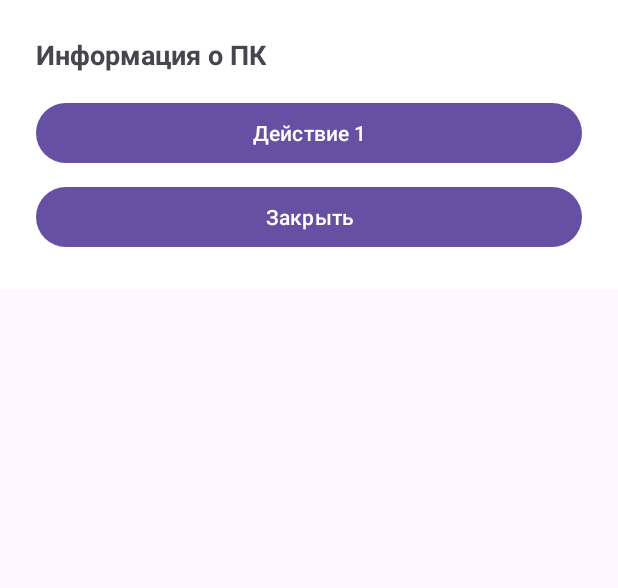
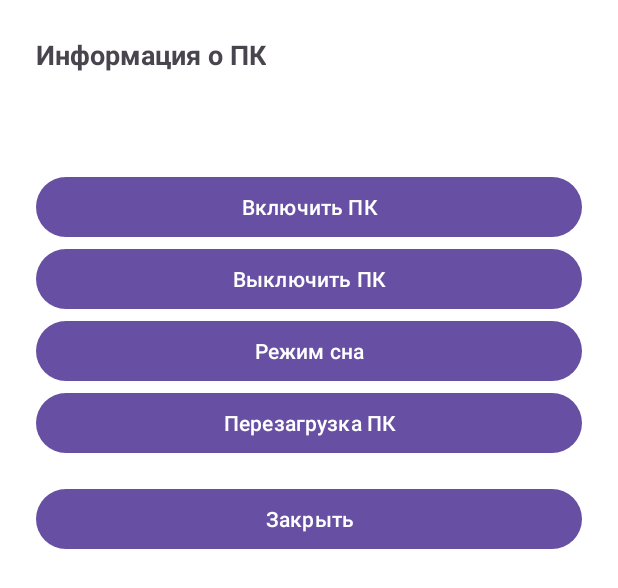
Before and after one commit to pavelyolvev/PCLink, an Android app: the layout extra_dialog.xml on its own in the app's theme, with its tools: preview values and no code run, on a phone screen of 412 x 824 dp. Shown: the top 588 px of the screen. Run offline under Robolectric (Android 15) with nearby library versions, the phone set to English and light mode, and no system bars.

Commit message:
Добавлена разметка для страницы загрузки, drawable для зоны тачпада, кнопки в extra_dialog.xml

```diff
--- a/app/src/main/res/layout/extra_dialog.xml
+++ b/app/src/main/res/layout/extra_dialog.xml
@@ -13,18 +13,51 @@
         android:text="Информация о ПК"
         android:textSize="18sp"
         android:textStyle="bold" />
+    <TextView
+        android:id="@+id/tvPcInfoName"
+        android:layout_width="wrap_content"
+        android:layout_height="wrap_content"
+        android:text=""
+        android:textSize="18sp"
+        android:textStyle="bold" />
+    <TextView
+        android:id="@+id/tvPcInfoIP"
+        android:layout_width="wrap_content"
+        android:layout_height="wrap_content"
+        android:text=""
+        android:textSize="18sp"
+        android:textStyle="bold" />
 
     <Button
-        android:id="@+id/btnAction1"
+        android:id="@+id/btnActionOn"
         android:layout_width="match_parent"
         android:layout_height="wrap_content"
-        android:text="Действие 1"
+        android:text="Включить ПК"
         android:layout_marginTop="16dp" />
+    <Button
+        android:id="@+id/btnActionOff"
+        android:layout_width="match_parent"
+        android:layout_height="wrap_content"
+        android:text="Выключить ПК"
+         />
+    <Button
+        android:id="@+id/btnActionSleep"
+        android:layout_width="match_parent"
+        android:layout_height="wrap_content"
+        android:text="Режим сна"
+         />
+    <Button
+        android:id="@+id/btnActionRestart"
+        android:layout_width="match_parent"
+        android:layout_height="wrap_content"
+        android:text="Перезагрузка ПК"
+         />
+
 
     <Button
         android:id="@+id/btnClose"
         android:layout_width="match_parent"
         android:layout_height="wrap_content"
         android:text="Закрыть"
-        android:layout_marginTop="8dp" />
+        android:layout_marginTop="16dp" />
 </LinearLayout>
--- a/app/src/main/res/layout/pc_item_layout.xml
+++ b/app/src/main/res/layout/pc_item_layout.xml
@@ -7,6 +7,7 @@
     android:orientation="horizontal"
     android:background="@drawable/pc_item_background"
     android:padding="16dp"
+
     android:layout_marginBottom="16dp">
 
     <LinearLayout
```
Also changed, not shown: app/src/main/java/com/example/pclink/ExtraDialogFragment.kt (+18 -2 lines), app/src/main/java/com/example/pclink/MainActivity.kt (+0 -10 lines), app/src/main/res/drawable/stream_touchpad_area.xml (added, +12 -0 lines), app/src/main/res/layout/loading_screen.xml (added, +8 -0 lines), app/src/main/res/layout/pcstream.xml (+10 -1 lines).
